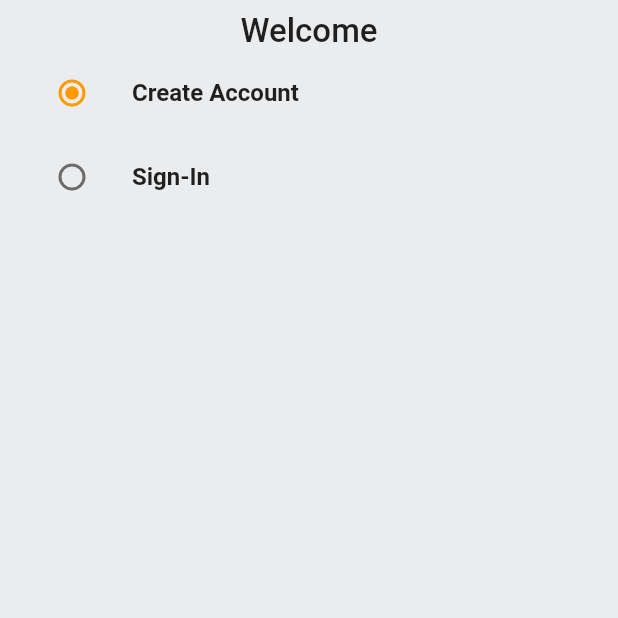
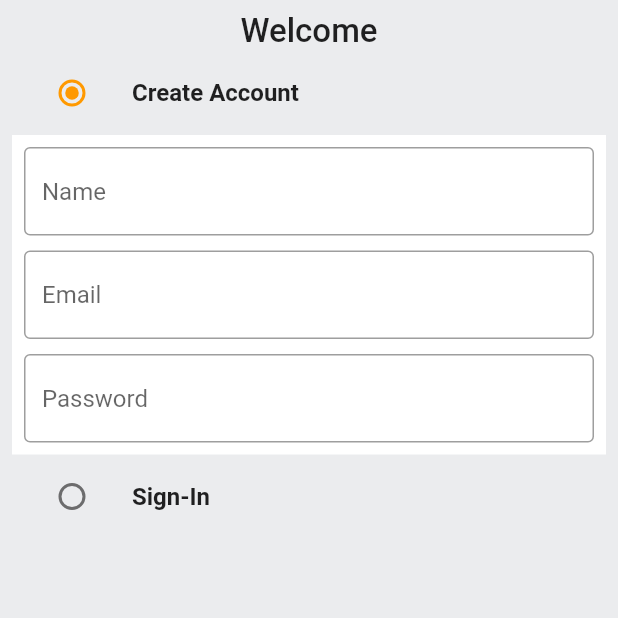
Before and after one commit to Briankurtish/flutter_amazon_clone, a Flutter app: the screen it shows after launch, on a phone screen of 412 x 824 dp, the top half of it. Run offline on Flutter 3.47's test engine with Material 2 defaults, Android fonts, the phone set to English and light mode, and no system bars.

Commit message:
created the custom TextField Widget

```diff
--- /dev/null
+++ b/amazon_clone/lib/common/widgets/custom_button.dart
@@ -0,0 +1,10 @@
+import 'package:flutter/material.dart';
+
+class CustomButton extends StatelessWidget {
+  const CustomButton({super.key});
+
+  @override
+  Widget build(BuildContext context) {
+    return const Placeholder();
+  }
+}
--- /dev/null
+++ b/amazon_clone/lib/common/widgets/custom_textfield.dart
@@ -0,0 +1,31 @@
+import 'package:flutter/material.dart';
+
+import '../../constants/global_variables.dart';
+
+class CustomTextField extends StatelessWidget {
+  final TextEditingController controller;
+  final String hintText;
+  const CustomTextField(
+      {super.key, required this.controller, required this.hintText});
+
+  @override
+  Widget build(BuildContext context) {
+    return TextFormField(
+      controller: controller,
+      decoration: InputDecoration(
+        hintText: hintText,
+        border: const OutlineInputBorder(
+          borderSide: BorderSide(
+            color: Colors.black38,
+          ),
+        ),
+        enabledBorder: const OutlineInputBorder(
+          borderSide: BorderSide(
+            color: Colors.black38,
+          ),
+        ),
+      ),
+      validator: (val) {},
+    );
+  }
+}
--- a/amazon_clone/lib/features/auth/screens/auth_screen.dart
+++ b/amazon_clone/lib/features/auth/screens/auth_screen.dart
@@ -1,5 +1,6 @@
 import 'package:flutter/material.dart';
 
+import '../../../common/widgets/custom_textfield.dart';
 import '../../../constants/global_variables.dart';
 
 enum Auth {
@@ -17,6 +18,21 @@ class AuthScreen extends StatefulWidget {
 
 class _AuthScreenState extends State<AuthScreen> {
   Auth _auth = Auth.signup;
+  final _signUpFormKey = GlobalKey<FormState>();
+  final _signInFormKey = GlobalKey<FormState>();
+
+  final TextEditingController _emailController = TextEditingController();
+  final TextEditingController _passwordController = TextEditingController();
+  final TextEditingController _nameController = TextEditingController();
+
+  @override
+  void dispose() {
+    // TODO: implement dispose
+    super.dispose();
+    _emailController.dispose();
+    _passwordController.dispose();
+    _nameController.dispose();
+  }
 
   @override
   Widget build(BuildContext context) {
@@ -55,7 +71,32 @@ class _AuthScreenState extends State<AuthScreen> {
                   },
                 ),
               ),
-
+              if (_auth == Auth.signup)
+                Container(
+                  padding: EdgeInsets.all(8),
+                  color: GlobalVariables.backgroundColor,
+                  child: Form(
+                    key: _signUpFormKey,
+                    child: Column(
+                      children: [
+                        CustomTextField(
+                          hintText: "Name",
+                          controller: _nameController,
+                        ),
+                        const SizedBox(height: 10),
+                        CustomTextField(
+                          hintText: "Email",
+                          controller: _emailController,
+                        ),
+                        const SizedBox(height: 10),
+                        CustomTextField(
+                          hintText: "Password",
+                          controller: _passwordController,
+                        ),
+                      ],
+                    ),
+                  ),
+                ),
               ListTile(
                 title: const Text(
                   'Sign-In',
```
